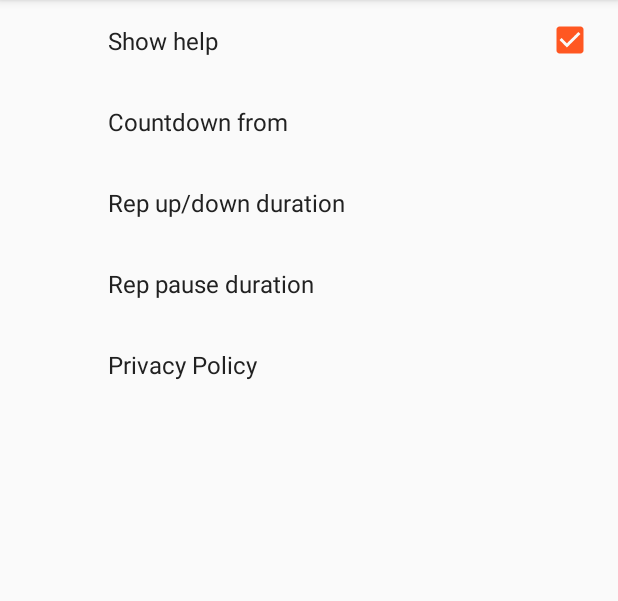
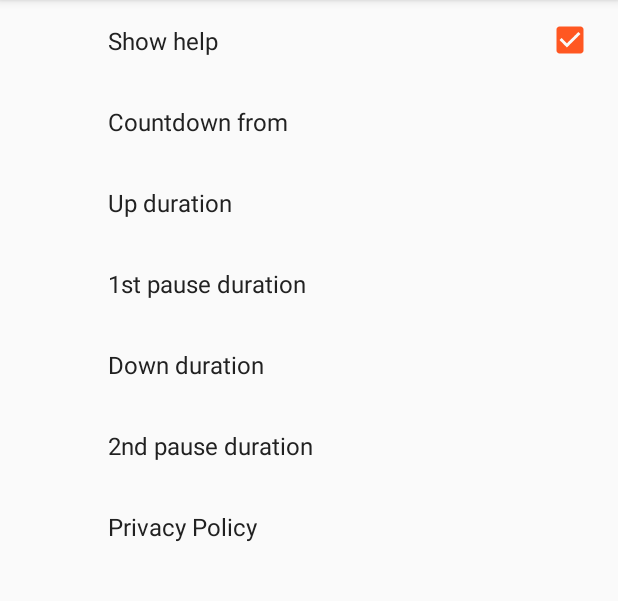
Before and after one commit to andras-the-android/ConvictMetronome, an Android app: the screen it shows after launch (SettingsActivity), after a tap on "Settings", on a phone screen of 412 x 824 dp, the part 84-685 px from its top. Run offline under Robolectric (Android 15) with nearby library versions, the phone set to English and light mode, and no system bars; our stand-ins replace AdMob, androidx.preference.

Commit message:
fully configurable reps - modify settings

```diff
--- a/app/src/main/java/hu/kts/cmetronome/Settings.kt
+++ b/app/src/main/java/hu/kts/cmetronome/Settings.kt
@@ -12,8 +12,10 @@ class Settings(context: Context) {
 
     init {
         sharedPreferences.registerOnSharedPreferenceChangeListener(listener)
-        onPreferencesChanged(KEY_REP_UP_DOWN_TIME)
-        onPreferencesChanged(KEY_REP_PAUSE_TIME)
+        onPreferencesChanged(KEY_REP_UP_TIME)
+        onPreferencesChanged(KEY_REP_PAUSE_1_TIME)
+        onPreferencesChanged(KEY_REP_DOWN_TIME)
+        onPreferencesChanged(KEY_REP_PAUSE_2_TIME)
     }
 
     val isShowHelp: Boolean
@@ -25,9 +27,10 @@ class Settings(context: Context) {
     val isAnalyticsEnabled: Boolean
         get() = sharedPreferences.getBoolean(KEY_USE_DIAGNOSTICS, true)
 
-    var repUpDownTime: Long = 0
-
-    var repPauseTime: Long = 0
+    var repUpTime: Long = 0
+    var repPause1Time: Long = 0
+    var repDownTime: Long = 0
+    var repPause2Time: Long = 0
 
     fun addListener(listener: SharedPreferences.OnSharedPreferenceChangeListener) {
         sharedPreferences.registerOnSharedPreferenceChangeListener(listener)
@@ -35,8 +38,28 @@ class Settings(context: Context) {
 
     private fun onPreferencesChanged(key: String) {
         when (key) {
-            KEY_REP_UP_DOWN_TIME -> repUpDownTime = sharedPreferences.getString(KEY_REP_UP_DOWN_TIME, "2000")?.toLong() ?: 2000
-            KEY_REP_PAUSE_TIME -> repPauseTime = sharedPreferences.getString(KEY_REP_PAUSE_TIME, "1000")?.toLong() ?: 1000
+            KEY_REP_UP_TIME -> {
+                repUpTime = sharedPreferences.getString(KEY_REP_UP_TIME, "2000")?.toLong() ?: 2000
+                if (sharedPreferences.getString(KEY_REP_DOWN_TIME, KEY_SAME_AS) == KEY_SAME_AS) repDownTime = repUpTime
+            }
+            KEY_REP_PAUSE_1_TIME -> {
+                repPause1Time = sharedPreferences.getString(KEY_REP_PAUSE_1_TIME, "1000")?.toLong() ?: 1000
+                if (sharedPreferences.getString(KEY_REP_PAUSE_2_TIME, KEY_SAME_AS) == KEY_SAME_AS) repPause2Time = repPause1Time
+            }
+            KEY_REP_DOWN_TIME -> {
+                repDownTime = if (sharedPreferences.getString(KEY_REP_DOWN_TIME, KEY_SAME_AS) == KEY_SAME_AS) {
+                    repUpTime
+                } else {
+                    sharedPreferences.getString(KEY_REP_DOWN_TIME, "2000")?.toLong() ?: 2000
+                }
+            }
+            KEY_REP_PAUSE_2_TIME -> {
+                repPause1Time = if (sharedPreferences.getString(KEY_REP_PAUSE_2_TIME, KEY_SAME_AS) == KEY_SAME_AS) {
+                    repPause1Time
+                } else {
+                    sharedPreferences.getString(KEY_REP_PAUSE_2_TIME, "1000")?.toLong() ?: 1000
+                }
+            }
         }
     }
 
@@ -48,7 +71,12 @@ class Settings(context: Context) {
         const val KEY_COUNTDOWN_START_VALUE = "countdownStartValue"
         const val KEY_USE_DIAGNOSTICS = "useDiagnostics"
         const val KEY_REP_UP_DOWN_TIME = "repUpDownTime"
+        const val KEY_REP_UP_TIME = "repUpTime"
+        const val KEY_REP_DOWN_TIME = "repDownTime"
         const val KEY_REP_PAUSE_TIME = "repPauseTime"
+        const val KEY_REP_PAUSE_1_TIME = "repPause1Time"
+        const val KEY_REP_PAUSE_2_TIME = "repPause2Time"
+        const val KEY_SAME_AS = "-1"
     }
 
 }
--- a/app/src/main/java/hu/kts/cmetronome/Sounds.kt
+++ b/app/src/main/java/hu/kts/cmetronome/Sounds.kt
@@ -44,7 +44,7 @@ class Sounds(private val settings: Settings) {
 
     private fun createSoundArray() {
         GlobalScope.launch{
-            val durationMillis = settings.repUpDownTime.toInt()
+            val durationMillis = settings.repUpTime.toInt()
             val sampleCount = durationMillis * SAMPLE_RATE / 1000
             sampleArrayUp = ShortArray(sampleCount)
             sampleArrayDown = ShortArray(sampleCount)
--- a/app/src/main/java/hu/kts/cmetronome/ui/workout/IndicatorAnimation.kt
+++ b/app/src/main/java/hu/kts/cmetronome/ui/workout/IndicatorAnimation.kt
@@ -46,10 +46,10 @@ class IndicatorAnimation(private val activity: Activity, private val settings: S
             Direction.LEFT -> moveIndicator(shortPath, 0f)
         }
         currentAnimation = when (direction) {
-            Direction.DOWN -> down.setDuration(settings.repUpDownTime)
-            Direction.RIGHT -> right.setDuration(settings.repPauseTime)
-            Direction.UP -> up.setDuration(settings.repUpDownTime)
-            Direction.LEFT -> left.setDuration(settings.repPauseTime)
+            Direction.DOWN -> down.setDuration(settings.repUpTime)
+            Direction.RIGHT -> right.setDuration(settings.repPause1Time)
+            Direction.UP -> up.setDuration(settings.repDownTime)
+            Direction.LEFT -> left.setDuration(settings.repPause2Time)
         }
 
         currentAnimation?.start()
--- a/app/src/main/java/hu/kts/cmetronome/ui/workout/WorkoutController.kt
+++ b/app/src/main/java/hu/kts/cmetronome/ui/workout/WorkoutController.kt
@@ -109,8 +109,8 @@ class WorkoutController(private val activity: AppCompatActivity,
     }
 
     private fun onRepTimeProviderTick(count: Long) {
-        val upDownMillis = settings.repUpDownTime
-        val pauseMillis = settings.repPauseTime
+        val upDownMillis = settings.repUpTime
+        val pauseMillis = settings.repPause1Time
         val completeRepDuration = (upDownMillis + pauseMillis) * 2
         val repState = (TimeUnit.SECONDS.toMillis(count) / 2) % completeRepDuration
         val animation = getIndicatorAnimation()
--- a/app/src/main/res/values/arrays.xml
+++ b/app/src/main/res/values/arrays.xml
@@ -8,36 +8,66 @@
         <item>10</item>
     </string-array>
 
-    <string-array name="settings_rep_up_down_time_titles">
+    <string-array name="settings_rep_time_odd_titles">
+        <item>skip</item>
+        <item>0.5 s</item>
         <item>1 s</item>
         <item>1.5 s</item>
         <item>2 s</item>
         <item>2.5 s</item>
         <item>3 s</item>
         <item>4 s</item>
+        <item>5 s</item>
     </string-array>
 
-    <string-array name="settings_rep_pause_time_titles">
-        <item>0.5 s</item>
-        <item>1 s</item>
-        <item>1.5 s</item>
-        <item>2 s</item>
-    </string-array>
-
-    <string-array name="settings_rep_up_down_time_values">
+    <string-array name="settings_rep_time_odd_values">
+        <item>0</item>
+        <item>500</item>
         <item>1000</item>
         <item>1500</item>
         <item>2000</item>
         <item>2500</item>
         <item>3000</item>
-        <item>4000</item>
+        <item>5000</item>
     </string-array>
 
-    <string-array name="settings_rep_pause_time_values">
+    <string-array name="settings_rep_time_down_titles">
+        <item>Same as up</item>
+        <item>Skip</item>
+        <item>0.5 s</item>
+        <item>1 s</item>
+        <item>1.5 s</item>
+        <item>2 s</item>
+        <item>2.5 s</item>
+        <item>3 s</item>
+        <item>4 s</item>
+        <item>5 s</item>
+    </string-array>
+
+    <string-array name="settings_rep_time_pause_2_titles">
+        <item>Same as 1st pause</item>
+        <item>Skip</item>
+        <item>0.5 s</item>
+        <item>1 s</item>
+        <item>1.5 s</item>
+        <item>2 s</item>
+        <item>2.5 s</item>
+        <item>3 s</item>
+        <item>4 s</item>
+        <item>5 s</item>
+    </string-array>
+
+    <string-array name="settings_rep_time_even_values">
+        <item>-1</item>
+        <item>0</item>
         <item>500</item>
         <item>1000</item>
         <item>1500</item>
         <item>2000</item>
+        <item>2500</item>
+        <item>3000</item>
+        <item>5000</item>
     </string-array>
 
+
 </resources>
--- a/app/src/main/res/values/strings.xml
+++ b/app/src/main/res/values/strings.xml
@@ -10,8 +10,10 @@
     <string name="menu_settings">Settings</string>
     <string name="settings_show_help">Show help</string>
     <string name="settings_countdown_start_value">Countdown from</string>
-    <string name="settings_rep_up_down_time">Rep up/down duration</string>
-    <string name="settings_rep_pause_time">Rep pause duration</string>
+    <string name="settings_rep_up_time">Up duration</string>
+    <string name="settings_rep_down_time">Down duration</string>
+    <string name="settings_rep_pause_1_time">1st pause duration</string>í
+    <string name="settings_rep_pause_2_time">2nd pause duration</string>
     <string name="settings_diagnostics">Anonymous diagnostics</string>
     <string name="settings_diagnostics_message">This feature provides anonymous information which will improve user experience and help uncover bugs. Please help the developer by enabling this function.</string>
     <string name="settings_diagnostics_keep">Keep it enabled</string>
--- a/app/src/main/res/values/styles.xml
+++ b/app/src/main/res/values/styles.xml
@@ -11,6 +11,7 @@
         <item name="android:divider">@color/divider</item>
         <item name="android:icon">@color/icons</item>
         <item name="preferenceTheme">@style/AppPreferencesTheme</item>
+        <item name="android:forceDarkAllowed">true</item>
     </style>
 
     <style name="AppPreferencesTheme" parent="PreferenceThemeOverlay">
--- a/app/src/main/res/xml/preferences.xml
+++ b/app/src/main/res/xml/preferences.xml
@@ -11,17 +11,29 @@
         android:entryValues="@array/settings_countdown_start_values"
         android:defaultValue="3" />
     <ListPreference
-        android:key="repUpDownTime"
-        android:title="@string/settings_rep_up_down_time"
-        android:entries="@array/settings_rep_up_down_time_titles"
-        android:entryValues="@array/settings_rep_up_down_time_values"
+        android:key="repUpTime"
+        android:title="@string/settings_rep_up_time"
+        android:entries="@array/settings_rep_time_odd_titles"
+        android:entryValues="@array/settings_rep_time_odd_values"
         android:defaultValue="2000" />
     <ListPreference
-        android:key="repPauseTime"
-        android:title="@string/settings_rep_pause_time"
-        android:entries="@array/settings_rep_pause_time_titles"
-        android:entryValues="@array/settings_rep_pause_time_values"
+        android:key="repPause1Time"
+        android:title="@string/settings_rep_pause_1_time"
+        android:entries="@array/settings_rep_time_odd_titles"
+        android:entryValues="@array/settings_rep_time_odd_values"
         android:defaultValue="1000" />
+    <ListPreference
+        android:key="repDownTime"
+        android:title="@string/settings_rep_down_time"
+        android:entries="@array/settings_rep_time_down_titles"
+        android:entryValues="@array/settings_rep_time_even_values"
+        android:defaultValue="-1" />
+    <ListPreference
+        android:key="repPause2Time"
+        android:title="@string/settings_rep_pause_2_time"
+        android:entries="@array/settings_rep_time_pause_2_titles"
+        android:entryValues="@array/settings_rep_time_even_values"
+        android:defaultValue="-1" />
     <!--<CheckBoxPreference-->
         <!--android:key="useDiagnostics"-->
         <!--android:title="@string/settings_diagnostics"-->
```
